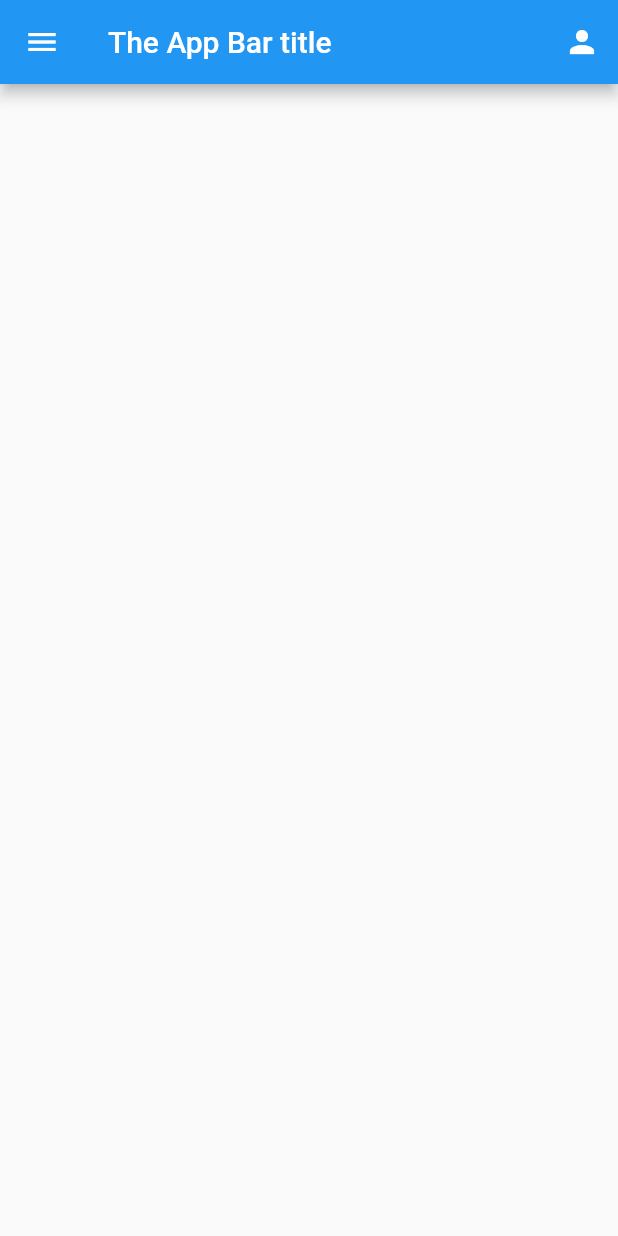
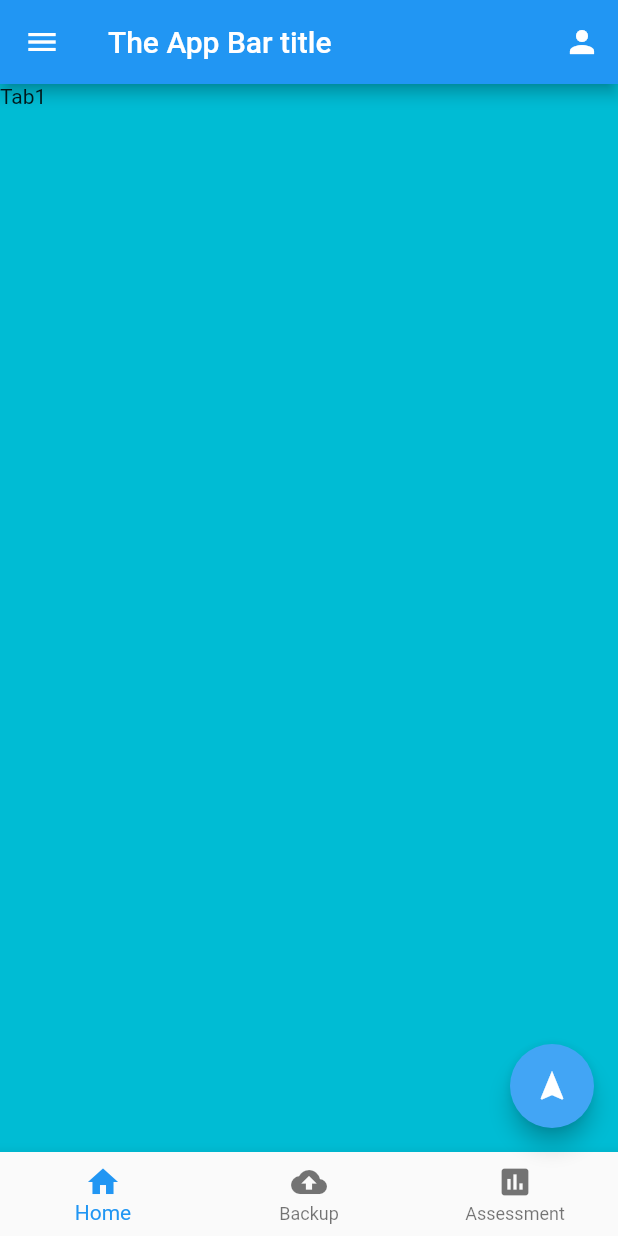
Before and after one commit to Arc75/Dart_basics, a Flutter app: the screen it shows after launch, on a phone screen of 412 x 824 dp. Run offline on Flutter 3.47's test engine with Material 2 defaults, Android fonts, the phone set to English and light mode, and no system bars; our stand-ins replace carousel_slider, flutter_svg; missing offline and left inert: powers.

Commit message:
Finished all tasks

```diff
--- a/material_application_05/lib/main.dart
+++ b/material_application_05/lib/main.dart
@@ -21,10 +21,39 @@ class ScaffoldExample extends StatefulWidget {
   State<ScaffoldExample> createState() => _ScaffoldExampleState();
 }
 
-class _ScaffoldExampleState extends State<ScaffoldExample> {
+class _ScaffoldExampleState extends State<ScaffoldExample>
+    with TickerProviderStateMixin {
   var tabIndex = 0;
   final GlobalKey<ScaffoldState> scaffoldKey = GlobalKey<ScaffoldState>();
-  //PersistentBottomSheetController _controller;
+  PersistentBottomSheetController? _controller;
+  TabController? _tabController;
+  int _currentTabIndex = 0;
+
+  void initState() {
+    super.initState();
+    _tabController = TabController(length: 3, vsync: this);
+    _tabController!.addListener(() {
+      setState(() {
+        _currentTabIndex = _tabController!.index;
+      });
+    });
+  }
+
+  void toggleBottomSheet() {
+    if (_controller == null) {
+      _controller =
+          scaffoldKey.currentState!.showBottomSheet((context) => Container(
+                color: Colors.blue[400],
+                height: 300,
+                child: Center(
+                  child: Text('Bottom sheet'),
+                ),
+              ));
+    } else {
+      _controller!.close();
+      _controller = null;
+    }
+  }
 
   @override
   Widget build(BuildContext context) {
@@ -43,8 +72,44 @@ class _ScaffoldExampleState extends State<ScaffoldExample> {
           )
         ],
       ),
+      body: TabBarView(
+        controller: _tabController,
+        children: [
+          Container(
+            color: Colors.cyan,
+            child: Text('Tab1'),
+          ),
+          Container(
+            color: Colors.orange,
+            child: Text('Tab2'),
+          ),
+          Container(
+            color: Colors.indigo,
+            child: Text('Tab3'),
+          ),
+        ],
+      ),
       drawer: Helper.getLeftDrawer(),
-      endDrawer: Helper.getEndDrawer()
+      endDrawer: Helper.getEndDrawer(),
+      bottomNavigationBar: BottomNavigationBar(
+        items: const <BottomNavigationBarItem>[
+          BottomNavigationBarItem(icon: Icon(Icons.home), label: 'Home'),
+          BottomNavigationBarItem(icon: Icon(Icons.backup), label: 'Backup'),
+          BottomNavigationBarItem(
+              icon: Icon(Icons.assessment), label: 'Assessment'),
+        ],
+        onTap: (i) {
+          setState(() {
+            _tabController!.index = i;
+            _currentTabIndex = i;
+          });
+        },
+        currentIndex: _currentTabIndex,
+      ),
+      floatingActionButton: FloatingActionButton(
+          onPressed: toggleBottomSheet,
+          backgroundColor: Colors.blue[400],
+          child: const Icon(Icons.navigation)),
     );
   }
 }
```
Also changed, not shown: material_application_05/lib/scaffold_helper.dart (line endings or trailing spaces).
